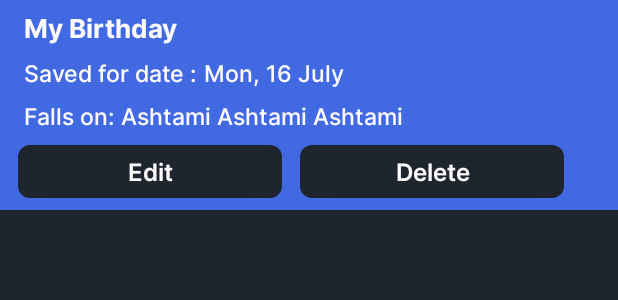
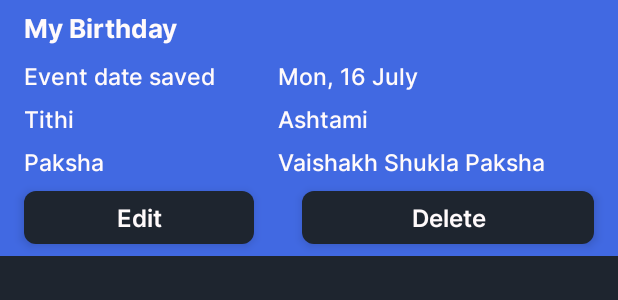
Before and after one commit to shadygoneinsane/KashmiriCalendar, an Android app: the layout layout_item_saved_event.xml on its own in the app's theme, with its tools: preview values and no code run, on a phone screen of 412 x 824 dp. Shown: the top 300 px of the screen. Run offline under Robolectric (Android 15) with nearby library versions, the phone set to English and light mode, and no system bars.

Commit message:
Fixed issue with month name

```diff
--- a/app/src/main/assets/database/months_23_24.json
+++ b/app/src/main/assets/database/months_23_24.json
@@ -257,6 +257,6 @@
   {
     "startDate": "24-04-2024",
     "endDate": "08-05-2024",
-    "monthName": "Vaisakha Krishna Paksha"
+    "monthName": "Vaishakh Krishna Paksha"
   }
 ]
--- a/app/src/main/assets/database/months_24_25.json
+++ b/app/src/main/assets/database/months_24_25.json
@@ -2,7 +2,7 @@
   {
     "startDate": "09-05-2024",
     "endDate": "23-05-2024",
-    "monthName": "Vaisakha Shukla Paksha"
+    "monthName": "Vaishakh Shukla Paksha"
   },
   {
     "startDate": "24-05-2024",
@@ -196,7 +196,7 @@
   {
     "startDate": "13-04-2025",
     "endDate": "27-04-2025",
-    "monthName": "Vaisakha Krishna Paksha "
+    "monthName": "Vaishakh Krishna Paksha "
   },
   {
     "startDate": "29-03-2025",
--- a/app/src/main/java/koushur/kashmirievents/database/AppDb.kt
+++ b/app/src/main/java/koushur/kashmirievents/database/AppDb.kt
@@ -12,7 +12,7 @@ import koushur.kashmirievents.database.entity.SavedEventEntity
  */
 @Database(
     entities = [SavedEventEntity::class],
-    version = 2, exportSchema = false
+    version = 2, exportSchema = true
 )
 @TypeConverters(Converters::class)
 abstract class AppDb : RoomDatabase() {
--- a/app/src/main/java/koushur/kashmirievents/database/dao/CalendarEventDataDao.kt
+++ b/app/src/main/java/koushur/kashmirievents/database/dao/CalendarEventDataDao.kt
@@ -5,6 +5,7 @@ import androidx.room.Delete
 import androidx.room.Insert
 import androidx.room.OnConflictStrategy
 import androidx.room.Query
+import kotlinx.coroutines.flow.Flow
 import koushur.kashmirievents.database.entity.SavedEventEntity
 
 /**
@@ -17,7 +18,7 @@ import koushur.kashmirievents.database.entity.SavedEventEntity
 @Dao
 interface CalendarEventDataDao {
     @Query("SELECT * FROM savedEvent")
-    fun fetchEvents(): List<SavedEventEntity>
+    fun fetchEvents(): Flow<List<SavedEventEntity>>
 
     @Insert(onConflict = OnConflictStrategy.IGNORE)
     fun insertEvent(calEventEntity: SavedEventEntity): Long?
--- a/app/src/main/java/koushur/kashmirievents/presentation/ui/main/savedevents/SavedEventsFragment.kt
+++ b/app/src/main/java/koushur/kashmirievents/presentation/ui/main/savedevents/SavedEventsFragment.kt
@@ -59,6 +59,10 @@ class SavedEventsFragment :
                 resources.getDimensionPixelSize((R.dimen.dimen_4dp))
             )
         )
+
+        viewModel.getDeletedEvent().observe(viewLifecycleOwner) {
+            getString(R.string.deleted_successfully).toast(requireActivity())
+        }
     }
 
     private fun showDialog(savedEventEntity: SavedEventEntity) {
--- a/app/src/main/java/koushur/kashmirievents/repository/CalendarRepository.kt
+++ b/app/src/main/java/koushur/kashmirievents/repository/CalendarRepository.kt
@@ -1,10 +1,11 @@
 package koushur.kashmirievents.repository
 
+import kotlinx.coroutines.flow.Flow
 import koushur.kashmirievents.database.dao.CalendarEventDataDao
 import koushur.kashmirievents.database.entity.SavedEventEntity
 
 class CalendarRepository(private val monthDataDao: CalendarEventDataDao) {
-    fun fetchAllEvents(): List<SavedEventEntity> {
+    fun fetchAllEvents(): Flow<List<SavedEventEntity>> {
         return monthDataDao.fetchEvents()
     }
 
--- a/app/src/main/res/layout/layout_item_saved_event.xml
+++ b/app/src/main/res/layout/layout_item_saved_event.xml
@@ -22,6 +22,13 @@
         app:setImportance="@{Importance.med}"
         tools:background="@color/royal_blue">
 
+        <androidx.constraintlayout.widget.Guideline
+            android:id="@+id/guide_mid"
+            android:layout_width="wrap_content"
+            android:layout_height="wrap_content"
+            android:orientation="vertical"
+            app:layout_constraintGuide_percent="0.45" />
+
         <androidx.appcompat.widget.AppCompatTextView
             android:id="@+id/eventName"
             style="@style/TextAppearance.Inter.Bold"
@@ -44,15 +51,15 @@
         <androidx.appcompat.widget.AppCompatTextView
             android:id="@+id/labelEventDate"
             style="@style/TextAppearance.Inter.Medium"
-            android:layout_width="wrap_content"
+            android:layout_width="@dimen/dimen_0dp"
             android:layout_height="wrap_content"
             android:layout_marginHorizontal="@dimen/dimen_16dp"
-            android:layout_marginTop="@dimen/dimen_6dp"
+            android:layout_marginTop="@dimen/dimen_8dp"
             android:elevation="@dimen/dimen_4dp"
             android:gravity="start"
-            android:text="Saved for date : "
+            android:text="@string/label_event_date_saved"
             android:textAlignment="viewStart"
-            app:layout_constraintEnd_toEndOf="parent"
+            app:layout_constraintEnd_toEndOf="@id/guide_mid"
             app:layout_constraintHorizontal_bias="0"
             app:layout_constraintStart_toStartOf="parent"
             app:layout_constraintTop_toBottomOf="@id/eventName"
@@ -70,51 +77,81 @@
             app:layout_constraintBottom_toBottomOf="@id/labelEventDate"
             app:layout_constraintEnd_toEndOf="parent"
             app:layout_constraintHorizontal_bias="0"
-            app:layout_constraintStart_toEndOf="@id/labelEventDate"
+            app:layout_constraintStart_toEndOf="@id/guide_mid"
             app:layout_constraintTop_toTopOf="@id/labelEventDate"
             app:layout_constraintVertical_bias="0"
             app:setLocalDate="@{event.selectedDate}"
             tools:text="Mon, 16 July" />
 
         <androidx.appcompat.widget.AppCompatTextView
-            android:id="@+id/labelMonthName"
+            android:id="@+id/labelTithiName"
             style="@style/TextAppearance.Inter.Medium"
-            android:layout_width="wrap_content"
+            android:layout_width="@dimen/dimen_0dp"
             android:layout_height="wrap_content"
             android:layout_marginHorizontal="@dimen/dimen_16dp"
             android:layout_marginTop="@dimen/dimen_6dp"
             android:elevation="@dimen/dimen_4dp"
             android:gravity="start"
-            android:text="Falls on: "
+            android:text="@string/label_tithi"
             android:textAlignment="viewStart"
-            app:layout_constraintEnd_toEndOf="parent"
+            app:layout_constraintEnd_toEndOf="@id/guide_mid"
             app:layout_constraintHorizontal_bias="0"
             app:layout_constraintStart_toStartOf="parent"
             app:layout_constraintTop_toBottomOf="@id/eventDate"
             app:layout_constraintVertical_bias="0" />
 
         <androidx.appcompat.widget.AppCompatTextView
+            android:id="@+id/tithiName"
+            style="@style/TextAppearance.Inter.Medium"
+            android:layout_width="@dimen/dimen_0dp"
+            android:layout_height="wrap_content"
+            android:elevation="@dimen/dimen_4dp"
+            android:gravity="start"
+            android:text="@{event.dayName}"
+            android:textAlignment="viewStart"
+            app:layout_constraintBottom_toBottomOf="@id/labelTithiName"
+            app:layout_constraintEnd_toEndOf="@id/eventName"
+            app:layout_constraintStart_toEndOf="@id/guide_mid"
+            app:layout_constraintTop_toTopOf="@id/labelTithiName"
+            tools:text="Ashtami " />
+
+        <androidx.appcompat.widget.AppCompatTextView
+            android:id="@+id/labelMonthName"
+            style="@style/TextAppearance.Inter.Medium"
+            android:layout_width="@dimen/dimen_0dp"
+            android:layout_height="wrap_content"
+            android:layout_marginHorizontal="@dimen/dimen_16dp"
+            android:layout_marginTop="@dimen/dimen_6dp"
+            android:elevation="@dimen/dimen_4dp"
+            android:gravity="start"
+            android:text="@string/label_paksha"
+            android:textAlignment="viewStart"
+            app:layout_constraintEnd_toEndOf="@id/guide_mid"
+            app:layout_constraintHorizontal_bias="0"
+            app:layout_constraintStart_toStartOf="parent"
+            app:layout_constraintTop_toBottomOf="@+id/tithiName" />
+
+        <androidx.appcompat.widget.AppCompatTextView
             android:id="@+id/monthName"
             style="@style/TextAppearance.Inter.Medium"
             android:layout_width="@dimen/dimen_0dp"
             android:layout_height="wrap_content"
-            android:layout_marginEnd="@dimen/dimen_16dp"
             android:elevation="@dimen/dimen_4dp"
             android:gravity="start"
             android:text="@{event.monthName}"
             android:textAlignment="viewStart"
             app:layout_constraintBottom_toBottomOf="@id/labelMonthName"
             app:layout_constraintEnd_toEndOf="@id/eventName"
-            app:layout_constraintStart_toEndOf="@id/labelMonthName"
+            app:layout_constraintStart_toEndOf="@id/guide_mid"
             app:layout_constraintTop_toTopOf="@id/labelMonthName"
-            tools:text="Ashtami Ashtami Ashtami" />
+            tools:text="Vaishakh Shukla Paksha" />
 
         <androidx.appcompat.widget.AppCompatTextView
             android:id="@+id/edit_btn"
             style="@style/TextAppearance.Inter.SemiBold"
             android:layout_width="@dimen/dimen_0dp"
             android:layout_height="wrap_content"
-            android:layout_marginHorizontal="@dimen/dimen_12dp"
+            android:layout_marginHorizontal="@dimen/dimen_16dp"
             android:layout_marginVertical="@dimen/dimen_8dp"
             android:background="@drawable/drawable_btn_bg"
             android:elevation="@dimen/dimen_4dp"
@@ -123,7 +160,7 @@
             android:paddingVertical="@dimen/dimen_6dp"
             android:text="@string/label_edit"
             app:layout_constraintBottom_toBottomOf="parent"
-            app:layout_constraintEnd_toStartOf="@+id/delete_btn"
+            app:layout_constraintEnd_toStartOf="@+id/guide_mid"
             app:layout_constraintHorizontal_bias="0.5"
             app:layout_constraintStart_toStartOf="parent"
             app:layout_constraintTop_toBottomOf="@+id/monthName" />
@@ -133,7 +170,7 @@
             style="@style/TextAppearance.Inter.SemiBold"
             android:layout_width="@dimen/dimen_0dp"
             android:layout_height="wrap_content"
-            android:layout_marginEnd="@dimen/dimen_36dp"
+            android:layout_marginHorizontal="@dimen/dimen_16dp"
             android:background="@drawable/drawable_btn_bg"
             android:elevation="@dimen/dimen_4dp"
             android:gravity="center"
@@ -143,7 +180,7 @@
             app:layout_constraintBottom_toBottomOf="@id/edit_btn"
             app:layout_constraintEnd_toEndOf="parent"
             app:layout_constraintHorizontal_bias="0.5"
-            app:layout_constraintStart_toEndOf="@+id/edit_btn"
+            app:layout_constraintStart_toEndOf="@+id/guide_mid"
             app:layout_constraintTop_toTopOf="@id/edit_btn" />
     </androidx.constraintlayout.widget.ConstraintLayout>
 </layout>
--- a/app/src/main/res/values/strings.xml
+++ b/app/src/main/res/values/strings.xml
@@ -9,7 +9,7 @@
 
     <string name="something_wrong">Something went wrong</string>
     <string name="reload">RETRY</string>
-    <string name="important_events_for_this_month">Important events for this month :</string>
+    <string name="important_events_for_this_month">Important events for : %s</string>
 
     <!-- content desc for images -->
     <string name="cd_left_navigation">Left navigation</string>
@@ -50,4 +50,6 @@
     <string name="select_date_to_continue">Please select a date to save custom event.</string>
     <string name="label_edit">Edit</string>
     <string name="label_delete">Delete</string>
+    <string name="deleted_successfully">Event deleted successfully</string>
+    <string name="label_event_date_saved">Event date saved</string>
 </resources>
```
Also changed, not shown: app/build.gradle (+18 -10 lines), app/src/main/java/koushur/kashmirievents/presentation/ui/main/calendar/LandingFragment.kt (+12 -0 lines), app/src/main/java/koushur/kashmirievents/presentation/ui/main/calendar/LandingViewModel.kt (+23 -16 lines), app/src/main/java/koushur/kashmirievents/presentation/ui/main/savedevents/SavedEventsViewModel.kt (+5 -4 lines), app/src/main/res/layout/fragment_landing.xml (+5 -4 lines), build.gradle (+5 -5 lines), gradle/wrapper/gradle-wrapper.properties, 3 other files.
